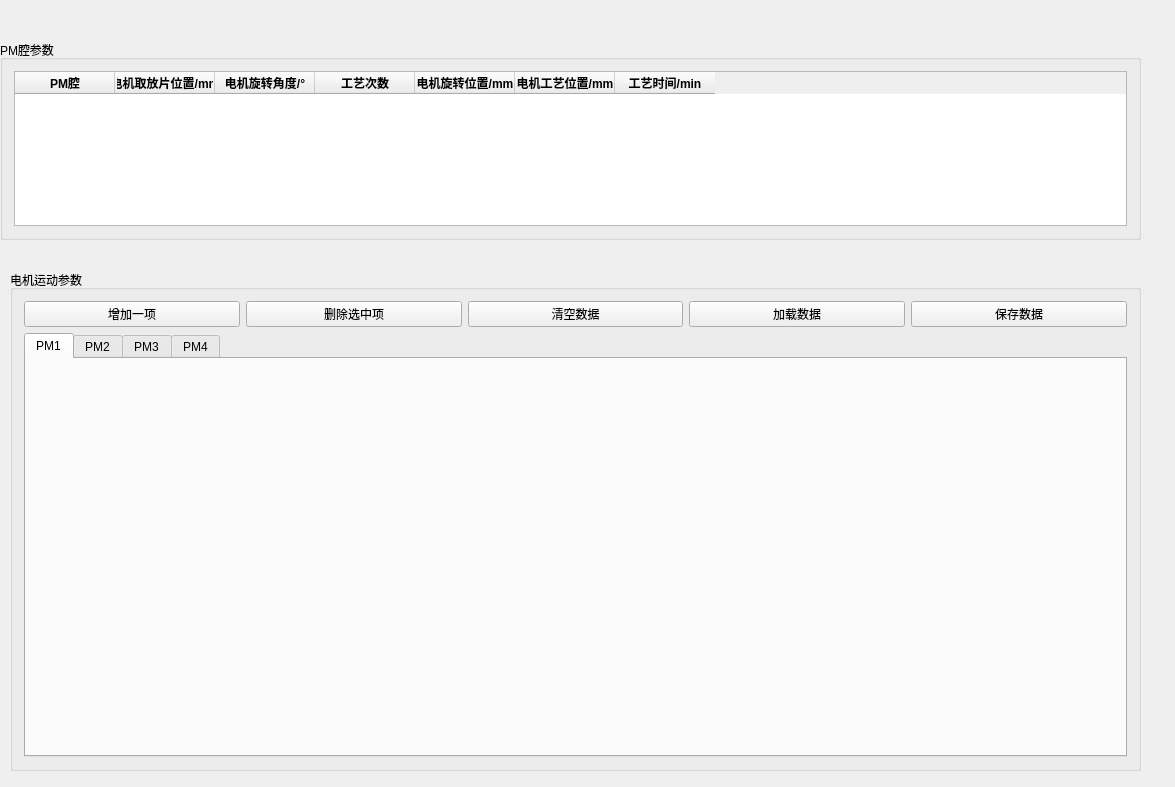
Before: the Qt Designer form device/src/pm_recipe_widget.ui in zhangzhenxi11/HL, drawn with Qt 5.
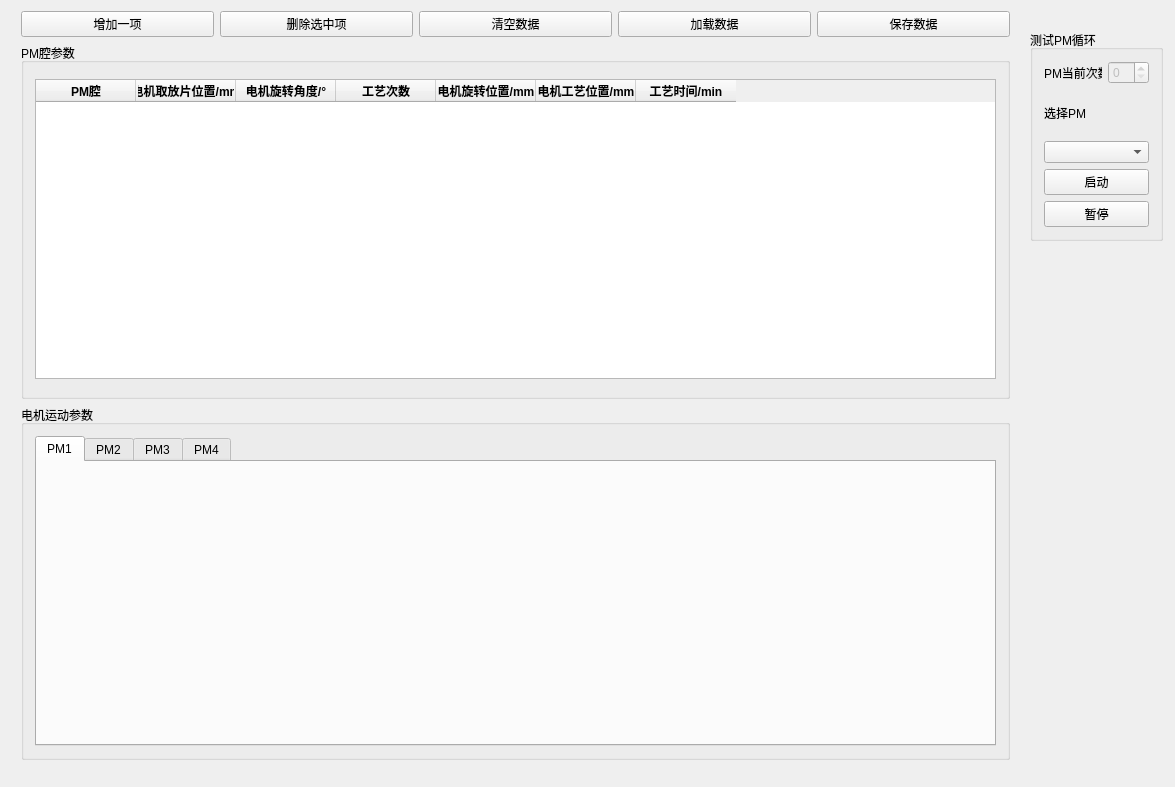
After: the same form once the commit is applied. The open tabs and pages were chosen to show the change.

Patch:
```diff
--- a/device/src/pm_recipe_widget.ui
+++ b/device/src/pm_recipe_widget.ui
@@ -13,25 +13,128 @@
   <property name="windowTitle">
    <string>QPmRecipeWidget</string>
   </property>
+  <widget class="QGroupBox" name="groupBox">
+   <property name="geometry">
+    <rect>
+     <x>1030</x>
+     <y>30</y>
+     <width>133</width>
+     <height>211</height>
+    </rect>
+   </property>
+   <property name="title">
+    <string>测试PM循环</string>
+   </property>
+   <layout class="QVBoxLayout" name="verticalLayout_5">
+    <item>
+     <layout class="QHBoxLayout" name="horizontalLayout_2">
+      <item>
+       <widget class="QLabel" name="label">
+        <property name="text">
+         <string>PM当前次数</string>
+        </property>
+       </widget>
+      </item>
+      <item>
+       <widget class="QSpinBox" name="pm1_spx">
+        <property name="enabled">
+         <bool>false</bool>
+        </property>
+       </widget>
+      </item>
+     </layout>
+    </item>
+    <item>
+     <layout class="QVBoxLayout" name="verticalLayout_4">
+      <item>
+       <widget class="QLabel" name="label_2">
+        <property name="text">
+         <string>选择PM</string>
+        </property>
+       </widget>
+      </item>
+      <item>
+       <widget class="QComboBox" name="pm_selecte_cbx"/>
+      </item>
+     </layout>
+    </item>
+    <item>
+     <widget class="QPushButton" name="start_pm_pbt">
+      <property name="text">
+       <string>启动</string>
+      </property>
+     </widget>
+    </item>
+    <item>
+     <widget class="QPushButton" name="stop_pm_pbt">
+      <property name="text">
+       <string>暂停</string>
+      </property>
+     </widget>
+    </item>
+   </layout>
+  </widget>
+  <widget class="QWidget" name="">
+   <property name="geometry">
+    <rect>
+     <x>10</x>
+     <y>0</y>
+     <width>1011</width>
+     <height>771</height>
+    </rect>
+   </property>
+   <layout class="QVBoxLayout" name="verticalLayout_3">
+    <item>
+     <layout class="QHBoxLayout" name="horizontalLayout">
+      <item>
+       <widget class="QPushButton" name="add_an_item_pbt">
+        <property name="text">
+         <string>增加一项</string>
+        </property>
+       </widget>
+      </item>
+      <item>
+       <widget class="QPushButton" name="delete_the_selected_item_pbt">
+        <property name="text">
+         <string>删除选中项</string>
+        </property>
+       </widget>
+      </item>
+      <item>
+       <widget class="QPushButton" name="clear_prams_pbt">
+        <property name="text">
+         <string>清空数据</string>
+        </property>
+       </widget>
+      </item>
+      <item>
+       <widget class="QPushButton" name="load_prams_pbt">
+        <property name="text">
+         <string>加载数据</string>
+        </property>
+       </widget>
+      </item>
+      <item>
+       <widget class="QPushButton" name="save_prams_pbt">
+        <property name="text">
+         <string>保存数据</string>
+        </property>
+       </widget>
+      </item>
+     </layout>
+    </item>
+    <item>
   <widget class="QGroupBox" name="gbx_pm_parameter">
-   <property name="geometry">
-    <rect>
-     <x>0</x>
-     <y>40</y>
-     <width>1141</width>
-     <height>200</height>
-    </rect>
-   </property>
    <property name="maximumSize">
     <size>
      <width>16777215</width>
-     <height>200</height>
+        <height>16777215</height>
     </size>
    </property>
    <property name="title">
     <string>PM腔参数</string>
    </property>
-   <layout class="QHBoxLayout" name="horizontalLayout_2">
+      <layout class="QVBoxLayout" name="verticalLayout_2">
     <item>
      <widget class="QTableWidget" name="pm_cavity_param_edit_tbw">
       <property name="minimumSize">
@@ -136,62 +239,17 @@
     </item>
    </layout>
   </widget>
+    </item>
+    <item>
   <widget class="QGroupBox" name="gbx_motor_parameter">
-   <property name="geometry">
-    <rect>
-     <x>10</x>
-     <y>270</y>
-     <width>1131</width>
-     <height>501</height>
-    </rect>
-   </property>
    <property name="title">
     <string>电机运动参数</string>
    </property>
    <layout class="QVBoxLayout" name="verticalLayout">
-    <item>
-     <layout class="QHBoxLayout" name="horizontalLayout">
-      <item>
-       <widget class="QPushButton" name="add_an_item_pbt">
-        <property name="text">
-         <string>增加一项</string>
-        </property>
-       </widget>
-      </item>
-      <item>
-       <widget class="QPushButton" name="delete_the_selected_item_pbt">
-        <property name="text">
-         <string>删除选中项</string>
-        </property>
-       </widget>
-      </item>
-      <item>
-       <widget class="QPushButton" name="clear_prams_pbt">
-        <property name="text">
-         <string>清空数据</string>
-        </property>
-       </widget>
-      </item>
-      <item>
-       <widget class="QPushButton" name="load_prams_pbt">
-        <property name="text">
-         <string>加载数据</string>
-        </property>
-       </widget>
-      </item>
-      <item>
-       <widget class="QPushButton" name="save_prams_pbt">
-        <property name="text">
-         <string>保存数据</string>
-        </property>
-       </widget>
-      </item>
-     </layout>
-    </item>
     <item>
      <widget class="QTabWidget" name="tabWidget">
       <property name="currentIndex">
-       <number>3</number>
+          <number>0</number>
       </property>
       <widget class="QWidget" name="tab">
        <attribute name="title">
@@ -213,6 +271,9 @@
         <string>PM4</string>
        </attribute>
       </widget>
+        </widget>
+       </item>
+      </layout>
      </widget>
     </item>
    </layout>
```
Lines whose indentation alone changed are shown as unchanged.
